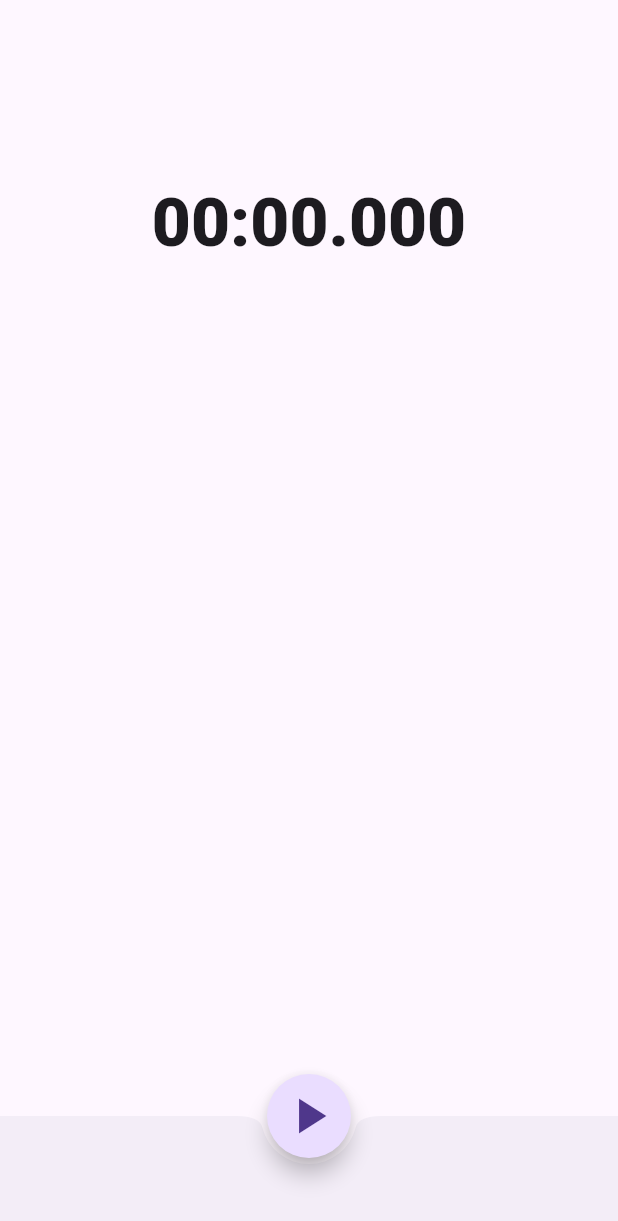
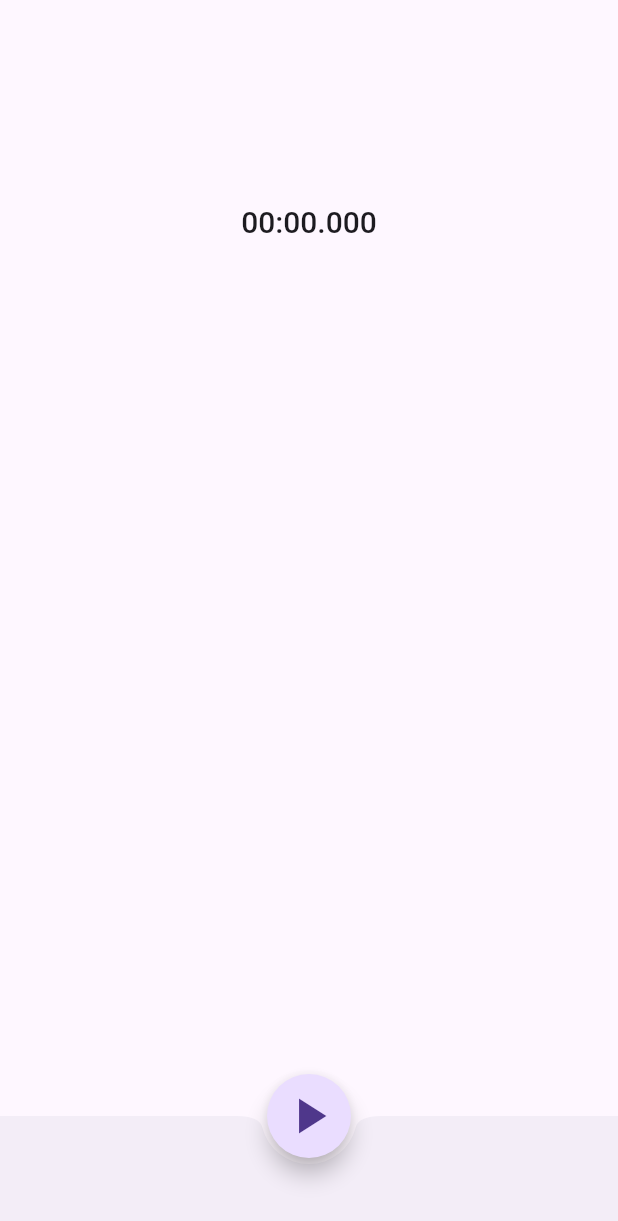
Before and after one commit to woteska/stopwatch, a Flutter app: the screen it shows after launch, on a phone screen of 412 x 824 dp. Shown: the top 1221 px of the screen. Run offline on Flutter 3.47's test engine with Material 2 defaults, Android fonts, the phone set to English and light mode, and no system bars.

Commit message:
feat(PulsingTextWidget): Make possible to set the font size from outside of the widget.

```diff
--- a/lib/widgets/pulsing_text.widget.dart
+++ b/lib/widgets/pulsing_text.widget.dart
@@ -5,10 +5,12 @@ class PulsingTextWidget extends StatefulWidget {
     super.key,
     required this.text,
     required this.isPulsing,
+    this.textFontSize = 20.0,
     this.pulseMilliseconds = 1000,
   });
 
   final String text;
+  final double textFontSize;
   final bool isPulsing;
   final int pulseMilliseconds;
 
@@ -60,8 +62,8 @@ class _PulsingTextWidgetState extends State<PulsingTextWidget>
   @override
   Widget build(BuildContext context) {
     final theme = Theme.of(context);
-    final style =
-        theme.textTheme.displayMedium!.copyWith(fontWeight: FontWeight.w800);
+    final style = theme.textTheme.displayMedium!
+        .copyWith(fontWeight: FontWeight.w500, fontSize: widget.textFontSize);
 
     if (!widget.isPulsing) {
       return Text(widget.text, style: style);
```
